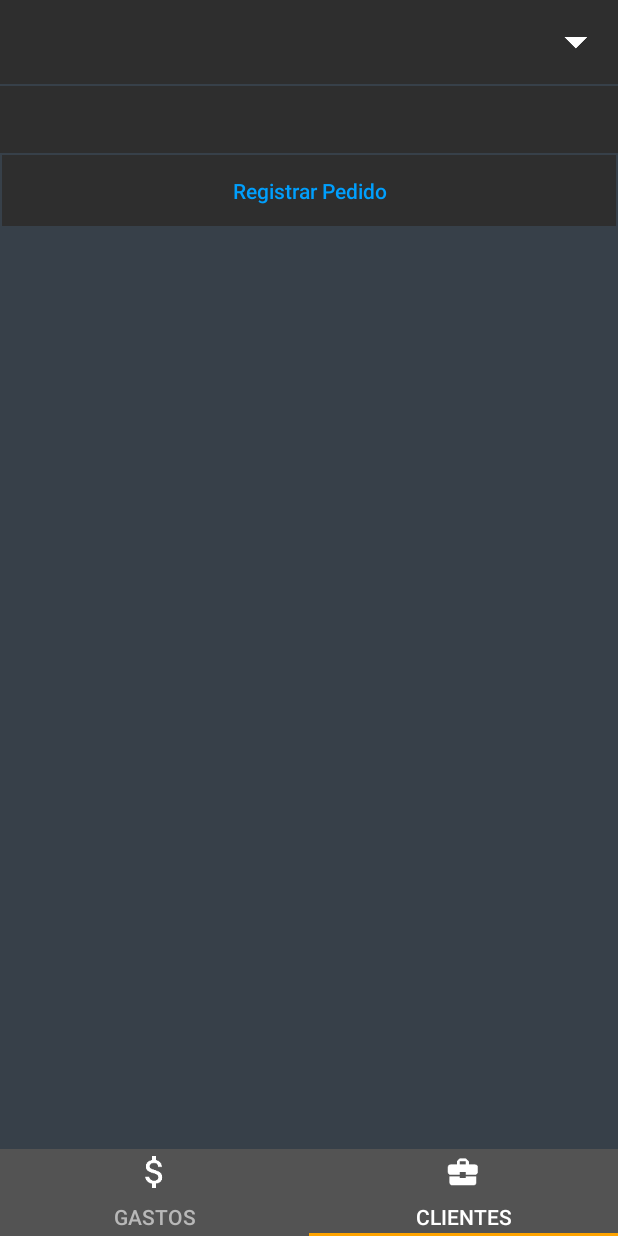
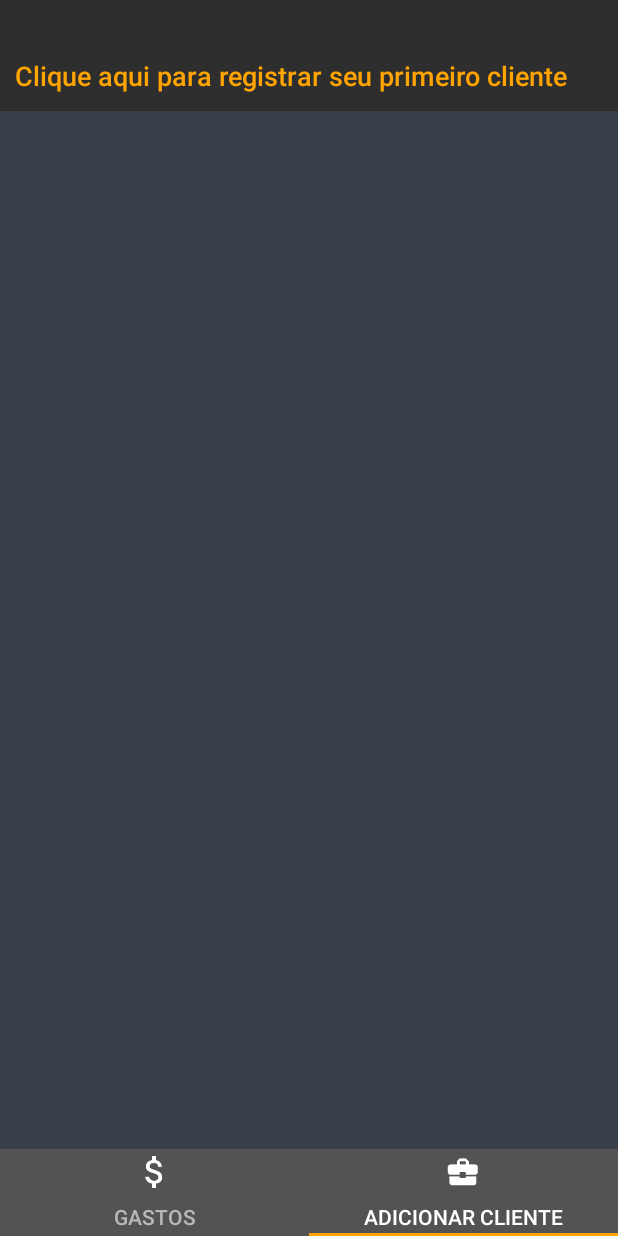
Before and after one commit to Wottrich/your-diary, an Android app: the screen it shows after launch (MainActivity), item 2 of the bottom bar chosen, on a phone screen of 412 x 824 dp. Run offline under Robolectric (Android 15) with nearby library versions, the phone set to English and light mode, and no system bars; libraries missing offline, so code that uses them is left out: io.objectbox, io.objectbox.kotlin; 2 statements that could not run were skipped.

Commit message:
Adding customer dialog

```diff
--- a/app/src/main/java/wottrich/github/io/yourdiary/extensions/_BoxUtils.kt
+++ b/app/src/main/java/wottrich/github/io/yourdiary/extensions/_BoxUtils.kt
@@ -3,14 +3,8 @@ package wottrich.github.io.yourdiary.extensions
 import io.objectbox.Box
 import io.objectbox.kotlin.boxFor
 import wottrich.github.io.yourdiary.box.ObjectBox
-import wottrich.github.io.yourdiary.model.Customer
 
 
 inline fun <reified T> box () : Box<T> = ObjectBox.boxStore.boxFor()
 
 inline fun <reified T> boxList () : List<T> = ObjectBox.boxStore.boxFor<T>().all
-
-
-fun selectedCustomer () : Customer? {
-    return boxList<Customer>().find { it.selected }
-}
--- a/app/src/main/java/wottrich/github/io/yourdiary/extensions/_CustomerUtils.kt
+++ b/app/src/main/java/wottrich/github/io/yourdiary/extensions/_CustomerUtils.kt
@@ -2,9 +2,9 @@ package wottrich.github.io.yourdiary.extensions
 
 import wottrich.github.io.yourdiary.model.Customer
 
-fun Customer.totalPriceFromSelectedCustomer(): String {
+fun Customer?.totalPriceFromSelectedCustomer(): String {
     val price = 0.0
-    for (orders in Customer.selectedCustomer()?.orders ?: arrayListOf()) {
+    for (orders in this?.orders ?: arrayListOf()) {
         price.plus(orders.price ?: 0.0)
     }
     return price.addSymbol()
--- a/app/src/main/java/wottrich/github/io/yourdiary/view/activity/MainActivity.kt
+++ b/app/src/main/java/wottrich/github/io/yourdiary/view/activity/MainActivity.kt
@@ -28,7 +28,9 @@ class MainActivity : BaseActivity(R.layout.activity_main), TabLayout.OnTabSelect
         tabLayout.getTabAt(1)?.text = "Clientes"
     }
 
-    override fun onTabReselected(tab: TabLayout.Tab?) = Unit
+    override fun onTabReselected(tab: TabLayout.Tab?) {
+
+    }
 
     override fun onTabUnselected(tab: TabLayout.Tab?) = Unit
 
@@ -40,7 +42,14 @@ class MainActivity : BaseActivity(R.layout.activity_main), TabLayout.OnTabSelect
 
     override fun onPageSelected(position: Int) {
         when (position) {
-            0 -> viewPagerAdapter.spendingFragment.reload()
+            0 -> {
+                tabLayout.getTabAt(1)?.text = "Clientes"
+                viewPagerAdapter.spendingFragment.reload()
+            }
+            1 ->  {
+                tabLayout.getTabAt(1)?.text = "Adicionar Cliente"
+                viewPagerAdapter.clientFragment
+            }
         }
     }
 }
--- a/app/src/main/java/wottrich/github/io/yourdiary/view/fragments/ClientsFragment.kt
+++ b/app/src/main/java/wottrich/github/io/yourdiary/view/fragments/ClientsFragment.kt
@@ -6,12 +6,16 @@ import android.view.View
 import kotlinx.android.synthetic.main.fragment_clients.view.*
 
 import wottrich.github.io.yourdiary.R
+import wottrich.github.io.yourdiary.extensions.boxList
 import wottrich.github.io.yourdiary.extensions.totalPriceFromSelectedCustomer
 import wottrich.github.io.yourdiary.generics.BaseFragment
 import wottrich.github.io.yourdiary.model.Customer
+import kotlin.properties.Delegates
 
 @SuppressLint("StaticFieldLeak")
-open class ClientsFragment : BaseFragment(R.layout.fragment_clients) {
+open class ClientsFragment : BaseFragment(R.layout.fragment_clients), View.OnClickListener {
+
+    private val clientCount: Int get() = boxList<Customer>().size
 
     private val client: Customer? by lazy {
         Customer.selectedCustomer()
@@ -23,24 +27,40 @@ open class ClientsFragment : BaseFragment(R.layout.fragment_clients) {
     }
 
     override fun initValues() {
-        baseView.constHeaderClients.setOnClickListener {  }
+        baseView.constHeaderClients.setOnClickListener (this)
+        baseView.btnRegisterOrder.setOnClickListener(this)
+        loadCustomer()
     }
 
     private fun loadCustomer() {
-        if (client != null) {
+        if (clientCount > 0) {
             customerViews(View.VISIBLE)
+            baseView.tvCustomer.text = client?.name
             baseView.tvCountOrder.text = String.format("%d pedidos por mês", client?.orders?.size)
             baseView.tvPriceOrder.text = String.format("%s no mês", client?.totalPriceFromSelectedCustomer())
         } else {
             customerViews(View.GONE)
+            baseView.tvCustomer.text = getString(R.string.fragment_clients_register_customer)
         }
     }
 
     private fun customerViews (visible: Int) {
-        baseView.tvPriceOrder.visibility = visible
-        baseView.tvCountOrder.visibility = visible
+        baseView.constInformation.visibility = visible
         baseView.btnRegisterOrder.visibility = visible
+        baseView.ivDrop.visibility = visible
+        baseView.divider.visibility = visible
     }
 
 
+    override fun onClick(v: View?) {
+        when (v?.id) {
+            R.id.btnRegisterOrder -> {
+
+            }
+            R.id.constHeaderClients -> {
+
+            }
+        }
+    }
+
 }
--- a/app/src/main/res/layout/activity_main.xml
+++ b/app/src/main/res/layout/activity_main.xml
@@ -11,6 +11,7 @@
         android:id="@+id/vpFragment"
         android:layout_width="0dp"
         android:layout_height="0dp"
+        android:paddingTop="28dp"
         app:layout_constraintTop_toTopOf="parent"
         app:layout_constraintBottom_toTopOf="@id/tabLayout"
         app:layout_constraintEnd_toEndOf="parent"
--- /dev/null
+++ b/app/src/main/res/layout/dialog_customer.xml
@@ -0,0 +1,6 @@
+<?xml version="1.0" encoding="utf-8"?>
+<android.support.constraint.ConstraintLayout
+    xmlns:android="http://schemas.android.com/apk/res/android" android:layout_width="match_parent"
+    android:layout_height="match_parent">
+
+</android.support.constraint.ConstraintLayout>
--- a/app/src/main/res/layout/fragment_clients.xml
+++ b/app/src/main/res/layout/fragment_clients.xml
@@ -48,17 +48,18 @@
                         app:layout_constraintTop_toTopOf="parent">
 
                         <TextView
+                            android:id="@+id/tvCustomer"
                             style="@style/Label.WebOrange"
                             android:layout_width="0dp"
+                            android:layout_height="26dp"
+                            android:text="@string/fragment_clients_register_customer"
                             app:layout_constraintBottom_toBottomOf="parent"
-                            android:layout_height="wrap_content"
-                            app:layout_constraintEnd_toStartOf="@id/drop"
+                            app:layout_constraintEnd_toStartOf="@id/ivDrop"
                             app:layout_constraintStart_toStartOf="parent"
-                            app:layout_constraintTop_toTopOf="parent"
-                            tools:text="Uniritter" />
+                            app:layout_constraintTop_toTopOf="parent" />
 
                         <ImageView
-                            android:id="@+id/drop"
+                            android:id="@+id/ivDrop"
                             app:layout_constraintEnd_toEndOf="parent"
                             app:layout_constraintBottom_toBottomOf="parent"
                             app:layout_constraintTop_toTopOf="parent"
--- a/app/src/main/res/values/strings.xml
+++ b/app/src/main/res/values/strings.xml
@@ -7,6 +7,7 @@
 
     <!--Fragment Clients-->
     <string name="fragment_clients_register_order">Registrar Pedido</string>
+    <string name="fragment_clients_register_customer">Clique aqui para registrar seu primeiro cliente</string>
     <!--</editor-folder>-->
 
     <!--<editor-folder defaultstate="Collapsed" desc="Dialogs">-->
```
Also changed, not shown: app/src/main/java/wottrich/github/io/yourdiary/model/Customer.kt (+0 -9 lines), app/src/main/java/wottrich/github/io/yourdiary/view/dialog/CustomerDialog.kt (added, +10 -0 lines), app/src/main/java/wottrich/github/io/yourdiary/view/fragments/SpendingFragment.kt (+2 -5 lines), 1 other file.
